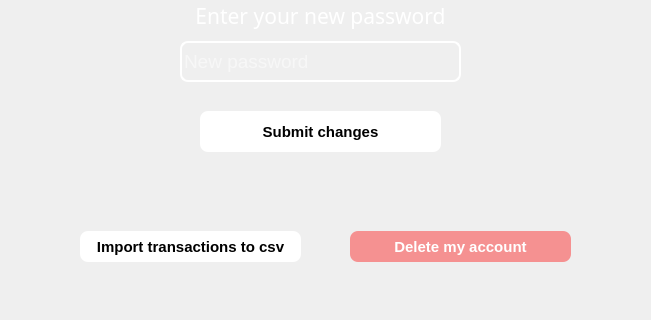
Before: the Qt Designer form ui/UserSettingsPage.ui in vburmus/budget-calculator, drawn with Qt 5; both pictures show x 340 to 991 and y 469 to 789 of the 1325 by 789 pixel window.
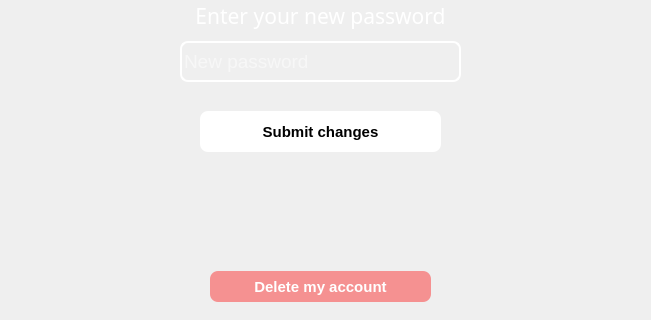
After: the same form once the commit is applied. Icons and pictures are not drawn.

```diff
--- a/ui/UserSettingsPage.ui
+++ b/ui/UserSettingsPage.ui
@@ -384,8 +384,8 @@
   <widget class="QPushButton" name="deleteAccountButton">
    <property name="geometry">
     <rect>
-     <x>690</x>
-     <y>700</y>
+     <x>550</x>
+     <y>740</y>
      <width>221</width>
      <height>31</height>
     </rect>
@@ -420,45 +420,6 @@
     <string>Delete my account</string>
    </property>
   </widget>
-  <widget class="QPushButton" name="importToCsvButton">
-   <property name="geometry">
-    <rect>
-     <x>420</x>
-     <y>700</y>
-     <width>221</width>
-     <height>31</height>
-    </rect>
-   </property>
-   <property name="font">
-    <font>
-     <family>Arial</family>
-     <pointsize>11</pointsize>
-     <weight>75</weight>
-     <bold>true</bold>
-    </font>
-   </property>
-   <property name="styleSheet">
-    <string notr="true">QPushButton{
-	border-radius: 8px;
-	background-color: rgb(255, 255, 255);
-}
-
-QPushButton:hover{
-	border-radius: 8px;
-	background-color:  rgb(148, 17, 255);
-	color: white;
-}
-
-QPushButton:pressed{
-	border-radius: 8px;
-	background-color: rgb(187, 26, 202);
-	color: white;
-}</string>
-   </property>
-   <property name="text">
-    <string>Import transactions to csv</string>
-   </property>
-  </widget>
  </widget>
  <resources>
   <include location="background.qrc"/>
```
